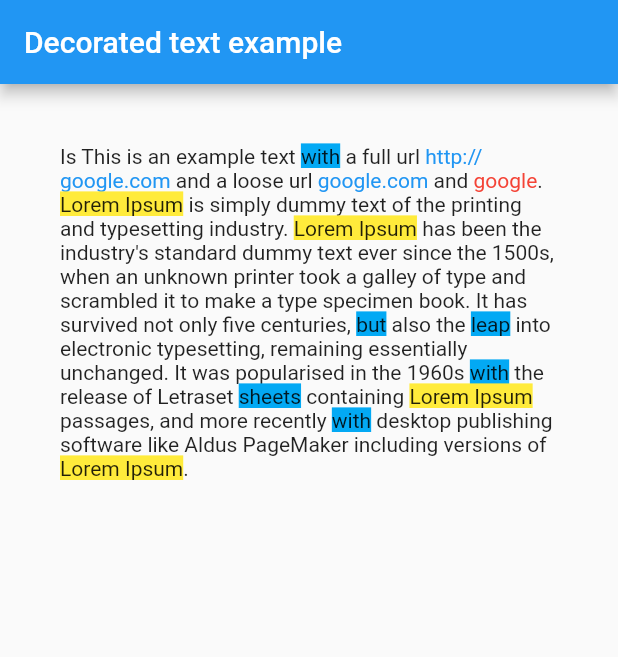
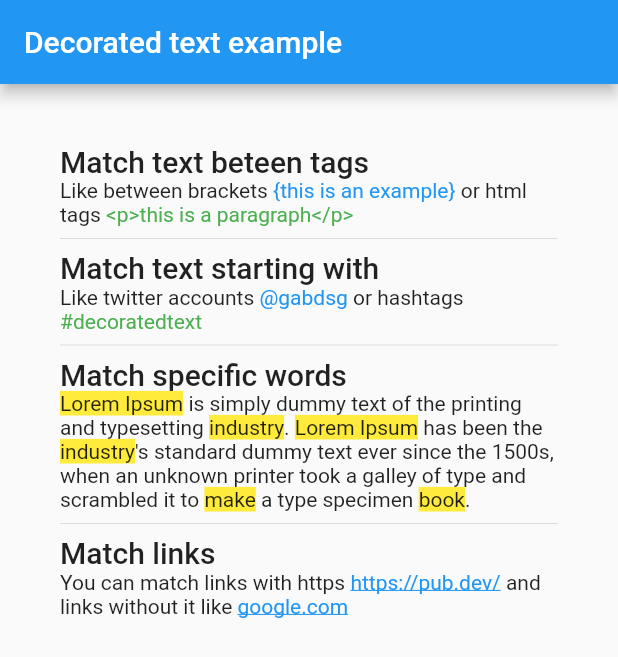
Before and after one commit to gabdsg/flutter_decorated_text, a Flutter app: the screen it shows after launch, on a phone screen of 412 x 824 dp. Shown: the top 657 px of the screen. Run offline on Flutter 3.47's test engine with Material 2 defaults, Android fonts, the phone set to English and light mode, and no system bars.

Commit message:
add rules, selectable text, fixes

```diff
--- /dev/null
+++ b/analysis_options.yaml
@@ -0,0 +1 @@
+include: package:lint/analysis_options_package.yaml
--- a/example/lib/main.dart
+++ b/example/lib/main.dart
@@ -10,6 +10,7 @@ class MyApp extends StatelessWidget {
   Widget build(BuildContext context) {
     return MaterialApp(
       title: 'Decorated text example',
+      debugShowCheckedModeBanner: false,
       theme: ThemeData(
         primarySwatch: Colors.blue,
       ),
@@ -37,26 +38,76 @@ class _MyHomePageState extends State<MyHomePage> {
     return Scaffold(
       appBar: AppBar(
         title: Text(widget.title),
+        brightness: Brightness.dark,
       ),
-      body: Padding(
+      body: ListView(
         padding: const EdgeInsets.all(40.0),
-        child: Column(
         children: [
+          Text(
+            "Match text beteen tags",
+            style: Theme.of(context).textTheme.headline6,
+          ),
           DecoratedText(
+            selectable: true,
+            overflow: TextOverflow.ellipsis,
             text:
-                  "Is This is an example text with a full url http://google.com and a loose url google.com and google. Lorem Ipsum is simply dummy text of the printing and typesetting industry. Lorem Ipsum has been the industry's standard dummy text ever since the 1500s, when an unknown printer took a galley of type and scrambled it to make a type specimen book. It has survived not only five centuries, but also the leap into electronic typesetting, remaining essentially unchanged. It was popularised in the 1960s with the release of Letraset sheets containing Lorem Ipsum passages, and more recently with desktop publishing software like Aldus PageMaker including versions of Lorem Ipsum.",
+                "Like between brackets {this is an example} or html tags <p>this is a paragraph</p>",
             rules: [
-                DecoratorRule.word(
-                  word: "google",
+              DecoratorRule.between(
+                start: "{",
+                end: "}",
+                style: TextStyle(
+                  color: Colors.blue,
+                ),
+              ),
+              DecoratorRule.between(
+                start: "<p>",
+                end: "</p>",
+                style: TextStyle(
+                  color: Colors.green,
+                ),
+              ),
+            ],
+          ),
+          Divider(),
+          Text(
+            "Match text starting with",
+            style: Theme.of(context).textTheme.headline6,
+          ),
+          DecoratedText(
+            text: "Like twitter accounts @gabdsg or hashtags #decoratedtext",
+            rules: [
+              DecoratorRule.startsWith(
+                text: "@",
                 onTap: (match) {
                   print(match);
                 },
                 style: TextStyle(
-                    color: Colors.red,
+                  color: Colors.blue,
                 ),
               ),
-                DecoratorRule.word(
-                  word: "lorem ipsum",
+              DecoratorRule.startsWith(
+                text: "#",
+                onTap: (match) {
+                  print(match);
+                },
+                style: TextStyle(
+                  color: Colors.green,
+                ),
+              ),
+            ],
+          ),
+          Divider(),
+          Text(
+            "Match specific words",
+            style: Theme.of(context).textTheme.headline6,
+          ),
+          DecoratedText(
+            text:
+                "Lorem Ipsum is simply dummy text of the printing and typesetting industry. Lorem Ipsum has been the industry's standard dummy text ever since the 1500s, when an unknown printer took a galley of type and scrambled it to make a type specimen book.",
+            rules: [
+              DecoratorRule.words(
+                words: ["lorem ipsum", "industry", "book", "make"],
                 onTap: (match) {
                   print(match);
                 },
@@ -64,28 +115,30 @@ class _MyHomePageState extends State<MyHomePage> {
                   background: Paint()..color = Colors.yellow,
                 ),
               ),
-                DecoratorRule.words(
-                  words: ["leap", "but", "sheets", "with"],
-                  onTap: (match) {
-                    print(match);
-                  },
-                  style: TextStyle(
-                    background: Paint()..color = Colors.lightBlue,
+            ],
           ),
+          Divider(),
+          Text(
+            "Match links",
+            style: Theme.of(context).textTheme.headline6,
           ),
+          DecoratedText(
+            text:
+                "You can match links with https https://pub.dev/ and links without it like google.com",
+            rules: [
               DecoratorRule.url(
                 onTap: (url) {
                   print(url);
                 },
                 style: TextStyle(
                   color: Colors.blue,
+                  decoration: TextDecoration.underline,
                 ),
               ),
             ],
           ),
         ],
       ),
-      ),
     );
   }
 }
--- a/lib/src/controllers/decorated_text_editing_controller.dart
+++ b/lib/src/controllers/decorated_text_editing_controller.dart
@@ -17,7 +17,7 @@ class DecoratedTextEditingController extends TextEditingController {
     TextStyle? style,
     bool withComposing = false,
   }) {
-    TextSpan originalTextSpan = super.buildTextSpan(
+    final TextSpan originalTextSpan = super.buildTextSpan(
       context: context,
       style: style,
       withComposing: withComposing,
@@ -25,7 +25,7 @@ class DecoratedTextEditingController extends TextEditingController {
 
     return getDecoratedTextSpan(
       style: originalTextSpan.style!,
-      source: this.text,
+      source: text,
       rules: rules,
     );
   }
--- a/lib/src/misc/common_regexp.dart
+++ b/lib/src/misc/common_regexp.dart
@@ -40,4 +40,29 @@ class CommonRegExp {
   static RegExp url({bool looseUrl = false}) {
     return looseUrl ? _looseUrlRegex : _urlRegex;
   }
+
+  static RegExp startsWith(
+    String text, {
+    bool caseSensitive = false,
+    bool multiLine = true,
+  }) {
+    return RegExp(
+      "$text(\\S+)",
+      caseSensitive: caseSensitive,
+      multiLine: multiLine,
+    );
+  }
+
+  static RegExp between({
+    required String start,
+    required String end,
+    bool caseSensitive = false,
+    bool multiLine = true,
+  }) {
+    return RegExp(
+      "$start(.*?)$end",
+      caseSensitive: caseSensitive,
+      multiLine: multiLine,
+    );
+  }
 }
--- a/lib/src/misc/decorator.dart
+++ b/lib/src/misc/decorator.dart
@@ -17,7 +17,7 @@ class Decorator {
   ) {
     TextRange? previousItem;
     final List<Decoration> result = [];
-    for (var tag in tags) {
+    for (final tag in tags) {
       ///Add untagged content
       if (previousItem == null) {
         if (tag.start > 0) {
@@ -86,10 +86,10 @@ class Decorator {
 
     final List<RegExpMatch> tags = [];
     for (final tag in tagsTemp) {
-      if (tags.any((e) => (tag.start <= e.start && tag.end >= e.end))) {
-        tags.removeWhere((e) => (tag.start <= e.start && tag.end >= e.end));
+      if (tags.any((e) => tag.start <= e.start && tag.end >= e.end)) {
+        tags.removeWhere((e) => tag.start <= e.start && tag.end >= e.end);
         tags.add(tag);
-      } else if (!tags.any((e) => (tag.start >= e.start && tag.end <= e.end))) {
+      } else if (!tags.any((e) => tag.start >= e.start && tag.end <= e.end)) {
         tags.add(tag);
       }
     }
--- a/lib/src/misc/functions.dart
+++ b/lib/src/misc/functions.dart
@@ -33,7 +33,7 @@ TextSpan getDecoratedTextSpan({
                   ..onTap = () {
                     final decoration = decorations[index];
                     if (decoration.rule?.onTap != null) {
-                      decoration.rule?.onTap(
+                      decoration.rule?.onTap!(
                         decoration.range.textInside(source).trim(),
                       );
                     }
--- a/lib/src/models/decoration.dart
+++ b/lib/src/models/decoration.dart
@@ -1,5 +1,6 @@
+import 'package:flutter/material.dart';
+
 import '../models/decorator_rule.dart';
-import 'package:flutter/material.dart';
 
 /// DataModel to explain the unit of word in decoration system
 class Decoration extends Comparable<Decoration> {
--- a/lib/src/models/decorator_rule.dart
+++ b/lib/src/models/decorator_rule.dart
@@ -4,18 +4,18 @@ import "../misc/common_regexp.dart";
 class DecoratorRule {
   final RegExp regExp;
   final TextStyle style;
-  final Function(String) onTap;
+  final Function(String)? onTap;
 
   DecoratorRule({
     required this.regExp,
     required this.style,
-    required this.onTap,
+    this.onTap,
   });
 
   factory DecoratorRule.word({
     required String word,
     required TextStyle style,
-    required Function(String) onTap,
+    Function(String)? onTap,
     bool caseSensitive = false,
   }) {
     return DecoratorRule(
@@ -31,7 +31,7 @@ class DecoratorRule {
   factory DecoratorRule.words({
     required List<String> words,
     required TextStyle style,
-    required Function(String) onTap,
+    Function(String)? onTap,
     bool caseSensitive = false,
   }) {
     return DecoratorRule(
@@ -66,4 +66,38 @@ class DecoratorRule {
       },
     );
   }
+
+  factory DecoratorRule.startsWith({
+    required String text,
+    required TextStyle style,
+    Function(String)? onTap,
+    bool caseSensitive = false,
+  }) {
+    return DecoratorRule(
+      style: style,
+      regExp: CommonRegExp.startsWith(
+        text,
+        caseSensitive: caseSensitive,
+      ),
+      onTap: onTap,
+    );
+  }
+
+  factory DecoratorRule.between({
+    required String start,
+    required String end,
+    required TextStyle style,
+    Function(String)? onTap,
+    bool caseSensitive = false,
+  }) {
+    return DecoratorRule(
+      style: style,
+      regExp: CommonRegExp.between(
+        start: start,
+        end: end,
+        caseSensitive: caseSensitive,
+      ),
+      onTap: onTap,
+    );
+  }
 }
--- a/lib/src/widgets/decorated_text.dart
+++ b/lib/src/widgets/decorated_text.dart
@@ -1,52 +1,92 @@
 import 'package:flutter/cupertino.dart';
+import 'package:flutter/material.dart';
 
 import '../misc/functions.dart';
 import '../models/decorator_rule.dart';
 
-/// Show decorated tagged text only to be shown
+/// DecoratedText
 ///
-/// [decoratedStyle] is textStyle of tagged text.
-/// [onTap] is called when a tagged text is tapped.
+/// [rules] list of DecoratorRule
 class DecoratedText extends StatelessWidget {
-  DecoratedText({
+  const DecoratedText({
+    Key? key,
     required this.text,
     required this.rules,
-    this.style = const TextStyle(),
-    this.textAlign = TextAlign.start,
+    this.style,
+    this.textAlign,
     this.textDirection,
-    this.softWrap = true,
-    this.overflow = TextOverflow.clip,
-    this.textScaleFactor = 1.0,
+    this.softWrap,
+    this.overflow,
+    this.textScaleFactor,
     this.maxLines,
     this.locale,
     this.strutStyle,
-    this.textWidthBasis = TextWidthBasis.parent,
+    this.textWidthBasis,
     this.textHeightBehavior,
-  });
+    this.selectable = false,
+  }) : super(key: key);
 
   final String text;
-  final TextStyle style;
+  final TextStyle? style;
   final List<DecoratorRule> rules;
-  final TextAlign textAlign;
+  final TextAlign? textAlign;
   final TextDirection? textDirection;
-  final bool softWrap;
-  final TextOverflow overflow;
-  final double textScaleFactor;
+
+  final double? textScaleFactor;
   final int? maxLines;
+  final StrutStyle? strutStyle;
+  final TextWidthBasis? textWidthBasis;
+  final TextHeightBehavior? textHeightBehavior;
+  final bool selectable;
+
+  /// Not available if selectable is set tu true
+  final bool? softWrap;
+
+  /// Not available if selectable is set tu true
+  final TextOverflow? overflow;
+
+  /// Not available if selectable is set tu true
   final Locale? locale;
-  final StrutStyle? strutStyle;
-  final TextWidthBasis textWidthBasis;
-  final TextHeightBehavior? textHeightBehavior;
 
   @override
   Widget build(BuildContext context) {
+    final DefaultTextStyle defaultTextStyle = DefaultTextStyle.of(context);
+    TextStyle? effectiveTextStyle = style;
+    if (style == null || style!.inherit) {
+      effectiveTextStyle = defaultTextStyle.style.merge(style);
+    }
+    if (MediaQuery.boldTextOverride(context)) {
+      effectiveTextStyle = effectiveTextStyle!
+          .merge(const TextStyle(fontWeight: FontWeight.bold));
+    }
+
+    if (selectable) {
+      return SelectableText.rich(
+        getDecoratedTextSpan(
+          style: effectiveTextStyle!,
+          source: text,
+          rules: rules,
+        ),
+        style: effectiveTextStyle,
+        textAlign: textAlign,
+        textDirection: textDirection,
+        // softWrap: softWrap,
+        // overflow: overflow,
+        textScaleFactor: textScaleFactor,
+        maxLines: maxLines,
+        // locale: locale,
+        strutStyle: strutStyle,
+        textWidthBasis: textWidthBasis,
+        textHeightBehavior: textHeightBehavior,
+      );
+    }
     return Text.rich(
       getDecoratedTextSpan(
-        style: style,
+        style: effectiveTextStyle!,
         source: text,
         rules: rules,
       ),
-      style: style,
+      style: effectiveTextStyle,
       textAlign: textAlign,
       textDirection: textDirection,
       softWrap: softWrap,
```
Also changed, not shown: pubspec.yaml (+5 -3 lines), pubspec.lock, 2 other files. Lines whose indentation alone changed are shown as unchanged.
